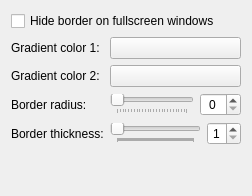
Before: the Qt Designer form kcm/ui/borderglowconfigform.ui in bartekldw/borderglow, drawn with Qt 5.
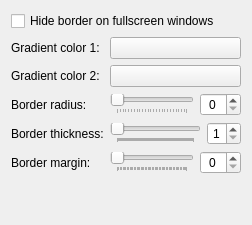
After: the same form once the commit is applied. Custom widgets are drawn as their Qt base class.

Commit message: Add border margin UI entry to KCM and value getter in main BorderGlow

```diff
--- a/kcm/ui/borderglowconfigform.ui
+++ b/kcm/ui/borderglowconfigform.ui
@@ -106,6 +106,43 @@
        </item>
       </layout>
      </item>
+     <item row="4" column="0">
+      <widget class="QLabel" name="borderMarginLabel">
+       <property name="text">
+        <string>Border margin:</string>
+       </property>
+      </widget>
+     </item>
+     <item row="4" column="1">
+      <layout class="QHBoxLayout" name="borderMarginLayout">
+       <item>
+        <widget class="QSlider" name="kcfg_BorderMargin">
+         <property name="orientation">
+          <enum>Qt::Horizontal</enum>
+         </property>
+         <property name="tickPosition">
+          <enum>QSlider::TicksBelow</enum>
+         </property>
+         <property name="tickInterval">
+          <number>2</number>
+         </property>
+        </widget>
+       </item>
+       <item>
+        <widget class="QSpinBox" name="borderMarginPreview">
+         <property name="minimum">
+          <number>0</number>
+         </property>
+         <property name="maximum">
+          <number>16</number>
+         </property>
+         <property name="alignment">
+          <set>Qt::AlignCenter</set>
+         </property>
+        </widget>
+       </item>
+      </layout>
+     </item>
     </layout>
    </item>
    <item>
```
The commit also changes 4 other files.
